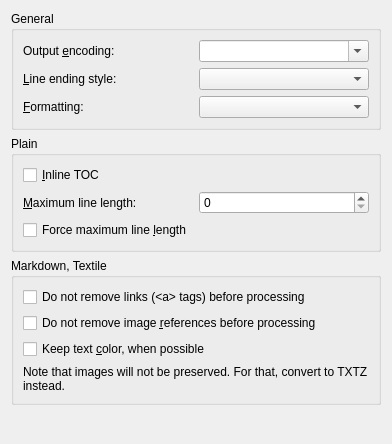
Old version of the form src/calibre/gui2/convert/txt_output.ui in the repository kovidgoyal/calibre.
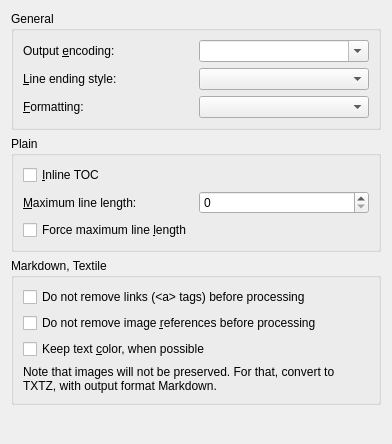
New version of the form. Custom widgets are drawn as their Qt base class.

Commit message: Fix #2039587 [A minor correction](https://bugs.launchpad.net/calibre/+bug/2039587)

```diff
--- a/src/calibre/gui2/convert/txt_output.ui
+++ b/src/calibre/gui2/convert/txt_output.ui
@@ -132,7 +132,7 @@
       <item>
        <widget class="QLabel" name="label_5">
         <property name="text">
-         <string>Note that images will not be preserved. For that, convert to TXTZ instead.</string>
+         <string>Note that images will not be preserved. For that, convert to TXTZ, with output format Markdown.</string>
         </property>
         <property name="wordWrap">
          <bool>true</bool>
```
Left out of the diff: 2 changed lines with no effect on the pictures. The commit also changes 1 other file.
